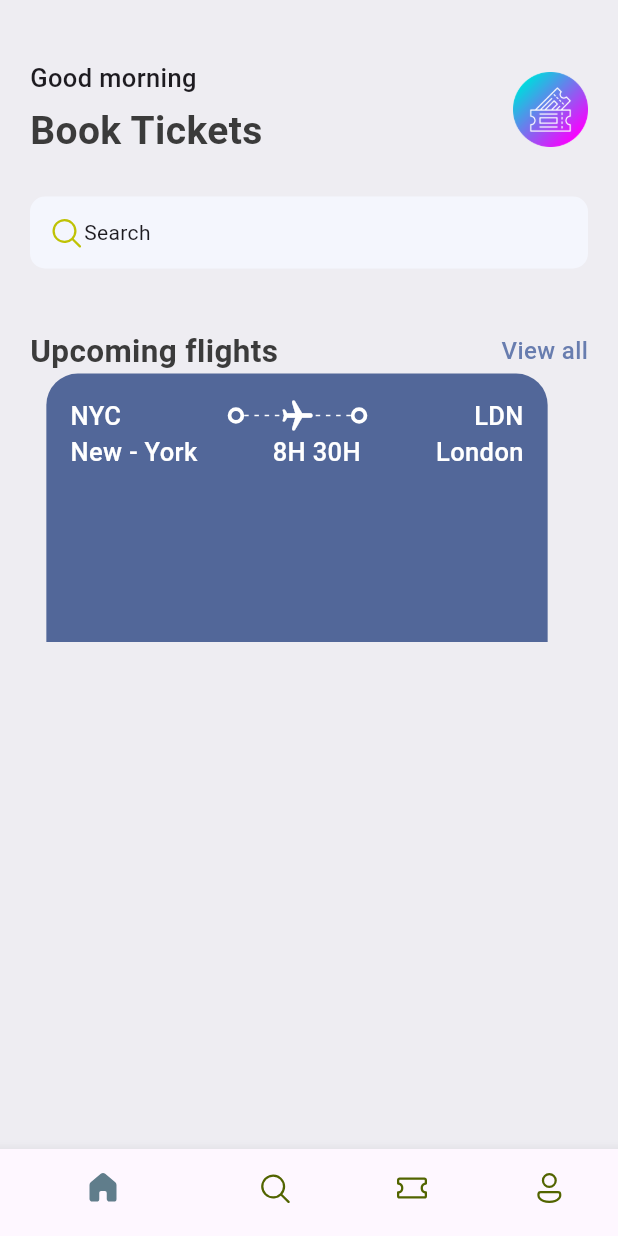
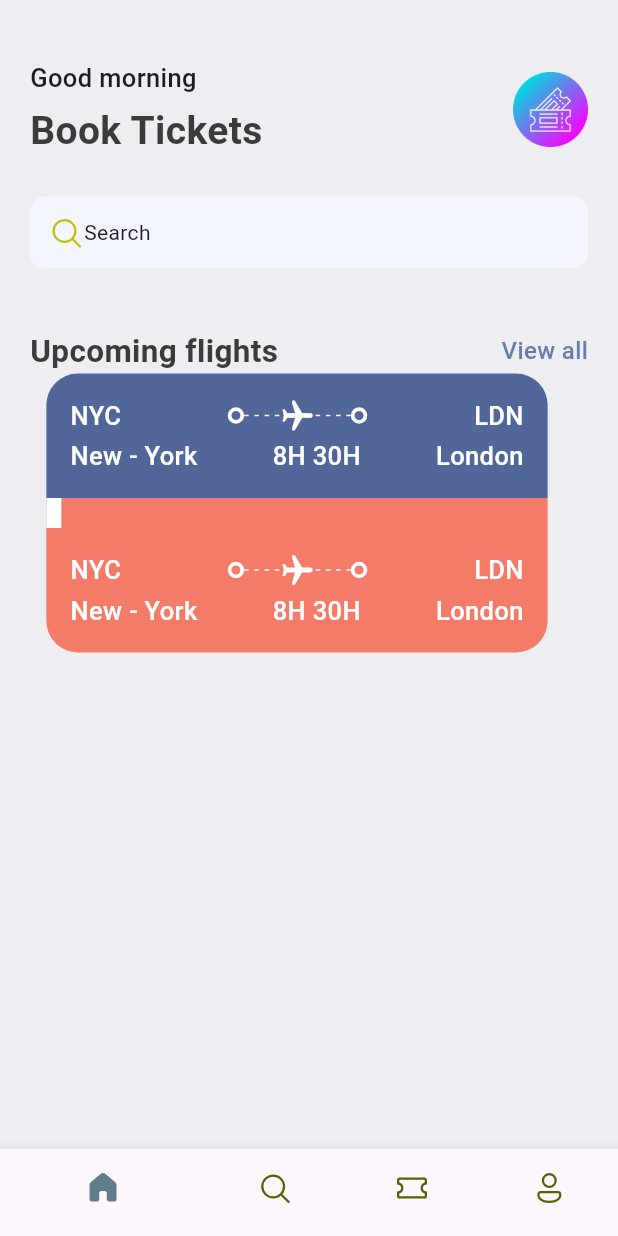
Before and after one commit to Khammunh/book_tickets, a Flutter app: the screen it shows after launch, on a phone screen of 412 x 824 dp. Run offline on Flutter 3.47's test engine with Material 3 defaults, Android fonts, the phone set to English and light mode, and no system bars; our stand-ins replace fluentui_icons.

Commit message:
update code

```diff
--- a/lib/base/res/styles/app_style.dart
+++ b/lib/base/res/styles/app_style.dart
@@ -7,6 +7,7 @@ class AppStyles {
   static Color bgColor = Color(0xFFeeedf2);
   static Color textColor = Color(0xFF3b3b3b);
   static Color ticketBlue = const Color(0xFF526799);
+  static Color ticketOrange = const Color(0xFFF37B67);
   static TextStyle textStyle = TextStyle(
     fontSize: 16,
     fontWeight: FontWeight.w500,
--- a/lib/base/widgets/ticket_view.dart
+++ b/lib/base/widgets/ticket_view.dart
@@ -11,9 +11,12 @@ class TicketView extends StatelessWidget {
     final size = MediaQuery.of(context).size;
     return SizedBox(
       width: size.width * 0.85,
-      height: 179,
+      height: 189,
       child: Container(
         margin: EdgeInsets.only(right: 16),
+        child: Column(
+          children: [
+            Container(
               padding: EdgeInsets.all(16),
               decoration: BoxDecoration(
                 color: AppStyles.ticketBlue,
@@ -72,6 +75,7 @@ class TicketView extends StatelessWidget {
                       ),
                     ],
                   ),
+                  SizedBox(height: 3),
                   //show departure and destination and with time
                   Row(
                     mainAxisAlignment: MainAxisAlignment.spaceBetween,
@@ -106,6 +110,119 @@ class TicketView extends StatelessWidget {
                 ],
               ),
             ),
+            Container(
+              color: AppStyles.ticketOrange,
+              child: Row(
+                children: [
+                  SizedBox(
+                    height: 20,
+                    width: 10,
+                    child: DecoratedBox(
+                      decoration: BoxDecoration(
+                        color: Colors.white
+                      ),
+                    ),
+                  )
+                ],
+              ),
+            ),
+            Container(
+              padding: EdgeInsets.all(16),
+              decoration: BoxDecoration(
+                color: AppStyles.ticketOrange,
+                borderRadius: BorderRadius.only(
+                  bottomLeft: Radius.circular(21),
+                  bottomRight: Radius.circular(21),
+                ),
+              ),
+              child: Column(
+                children: [
+                  //show departure and destination with icons first line
+                  Row(
+                    mainAxisAlignment: MainAxisAlignment.spaceBetween,
+                    children: [
+                      Text(
+                        "NYC",
+                        style: AppStyles.headLineStyle3.copyWith(
+                          color: Colors.white,
+                        ),
+                      ),
+                      Expanded(
+                        child: Container(),
+                      ),
+                      BigDot(),
+                      Expanded(
+                        child: Stack(
+                          children: [
+                            SizedBox(
+                              height: 24,
+                              child: AppLayoutbuilderWidget(
+                                randomDivider: 6,
+                              ),
+                            ),
+                            Center(
+                              child: Transform.rotate(
+                                angle: 1.57, // right
+                                // angle: -1.5, left
+                                child: Icon(
+                                  Icons.local_airport_rounded,
+                                  color: Colors.white,
+                                ),
+                              ),
+                            )
+                          ],
+                        ),
+                      ),
+                      BigDot(),
+                      Expanded(
+                        child: Container(),
+                      ),
+                      Text(
+                        "LDN",
+                        style: AppStyles.headLineStyle3.copyWith(
+                          color: Colors.white,
+                        ),
+                      ),
+                    ],
+                  ),
+                  SizedBox(height: 3),
+                  //show departure and destination and with time
+                  Row(
+                    mainAxisAlignment: MainAxisAlignment.spaceBetween,
+                    children: [
+                      Text(
+                        "New - York",
+                        style: AppStyles.headLineStyle3.copyWith(
+                          color: Colors.white,
+                        ),
+                      ),
+                      Expanded(
+                        child: Container(),
+                      ),
+                      Text(
+                        "8H 30H",
+                        style: AppStyles.headLineStyle3.copyWith(
+                          color: Colors.white,
+                        ),
+                      ),
+                      Expanded(
+                        child: Container(),
+                      ),
+                      Text(
+                        "London",
+                        style: AppStyles.headLineStyle3.copyWith(
+                          color: Colors.white,
+                        ),
+                        //learn here.
+                      ),
+                    ],
+                  ),
+                ],
+              ),
+            ),
+          ],
+        ),
+      ),
     );
   }
 }
```
Lines whose indentation alone changed are shown as unchanged.
